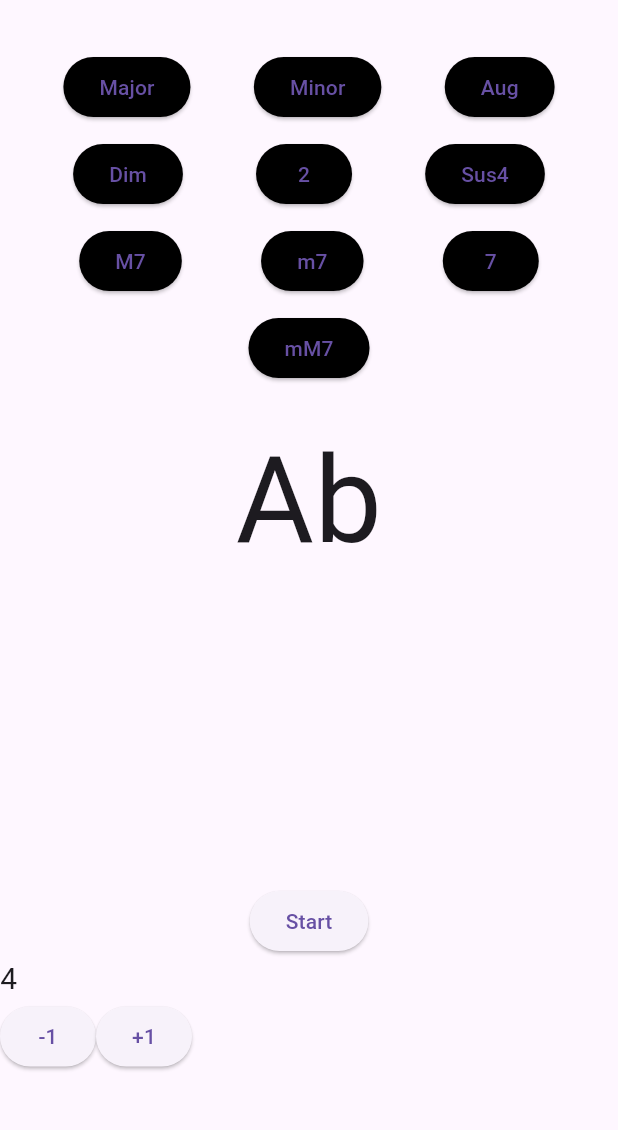
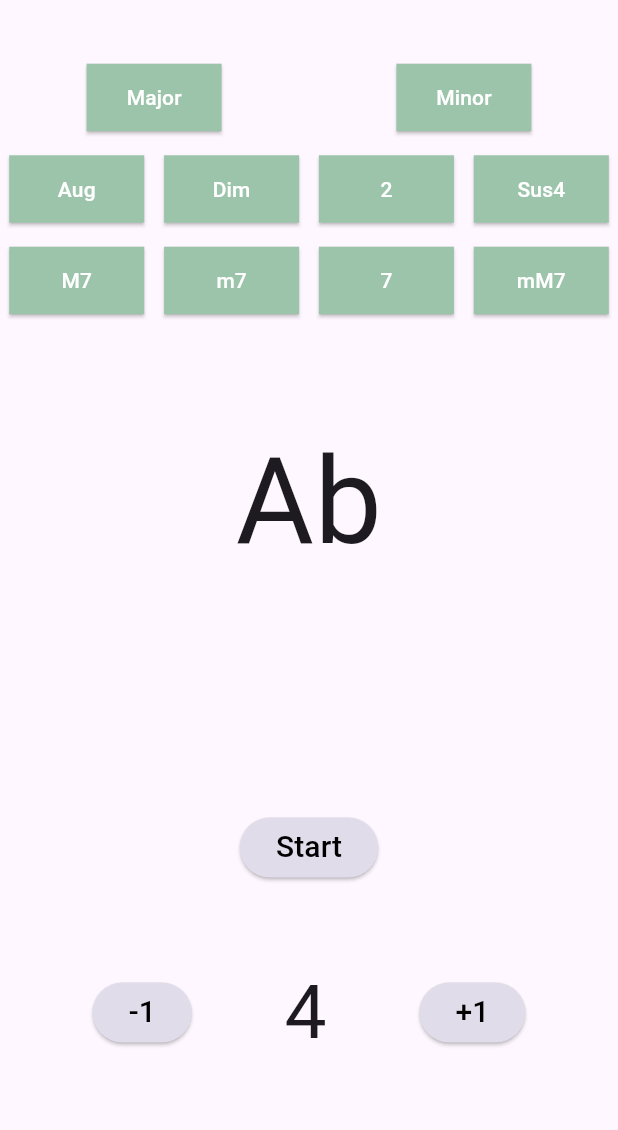
Before and after one commit to ChordPracticeApp/FE, a Flutter app: the screen it shows after launch, on a phone screen of 412 x 824 dp, the part 63-1193 px from its top. Run offline on Flutter 3.47's test engine with Material 3 defaults, Android fonts, the phone set to English and light mode, and no system bars.

Commit message:
1차 완성

```diff
--- a/lib/main.dart
+++ b/lib/main.dart
@@ -310,10 +310,10 @@ class _RandomChordScreenState extends State<RandomChordScreen> {
   void onPressedCallback() {
     setState(() {
       // 현재 버튼 텍스트 확인 후 변경
-      if (GbuttonText == 'Start') {
+      if (GbuttonText == 'Stop') {
+        GbuttonText = 'Start';
+      } else {
         GbuttonText = 'Stop';
-      } else {
-        GbuttonText = 'Start';
       }
     });
   }
@@ -327,146 +327,221 @@ class _RandomChordScreenState extends State<RandomChordScreen> {
       body: Column(
         children: [
           SizedBox(height: 20),
+          Container( height:1.0,
+            width:500.0,
+            color:Colors.transparent,),
           Row(
             mainAxisAlignment: MainAxisAlignment.spaceEvenly,
             children: [
               ElevatedButton(
                 onPressed: toggleMajorButton,
                 style: ElevatedButton.styleFrom(
-                  backgroundColor: majorButtonEnabled ? Colors.black : Colors
-                      .grey,
+                  shape: RoundedRectangleBorder(),
+                  minimumSize: Size(90, 45),
+                  maximumSize: Size(90, 45),
+                  backgroundColor: majorButtonEnabled ? Color(0xff9CC4AB) : Color(0xffCCE4C3),
                 ),
-                child: Text(majorButtonEnabled ? 'Major' : 'Major'),
+                child: Text(majorButtonEnabled ? 'Major' : 'Major', style: TextStyle(color: majorButtonEnabled ? Colors.white : Colors.white)),
               ),
+              Container( height:60.0,
+                width:1.0,
+                color:Colors.transparent,),
               ElevatedButton(
                 onPressed: toggleMinorButton,
                 style: ElevatedButton.styleFrom(
-                  backgroundColor: minorButtonEnabled ? Colors.black : Colors
-                      .grey,
+                  shape: RoundedRectangleBorder(),
+                  minimumSize: Size(90, 45),
+                  maximumSize: Size(90, 45),
+                  backgroundColor: minorButtonEnabled ? Color(0xff9CC4AB) : Color(0xffCCE4C3),
                 ),
-                child: Text(minorButtonEnabled ? 'Minor' : 'Minor'),
-              ),
-              ElevatedButton(
-                onPressed: toggleAugButton,
-                style: ElevatedButton.styleFrom(
-                  backgroundColor: augButtonEnabled ? Colors.black : Colors.grey,
-                ),
-                child: Text(augButtonEnabled ? 'Aug' : 'Aug'),
+                child: Text(minorButtonEnabled ? 'Minor' : 'Minor', style: TextStyle(color: majorButtonEnabled ? Colors.white : Colors.white)),
               ),
             ],
           ),
-          SizedBox(height: 10),
+          Container( height:1.0,
+            width:500.0,
+            color:Colors.transparent,),
           Row(
             mainAxisAlignment: MainAxisAlignment.spaceEvenly,
             children: [
               ElevatedButton(
+              onPressed: toggleAugButton,
+                style: ElevatedButton.styleFrom(
+                  shape: RoundedRectangleBorder(),
+                  minimumSize: Size(90, 45),
+                  maximumSize: Size(90, 45),
+                  backgroundColor: augButtonEnabled ? Color(0xff9CC4AB) : Color(0xffCCE4C3),
+                  //side:BorderSide(color: Colors.black),
+                ),
+              child: Text(augButtonEnabled ? 'Aug' : 'Aug', style: TextStyle(color: majorButtonEnabled ? Colors.white : Colors.white)),
+              ),
+              Container( height:60.0,
+                width:1.0,
+                color:Colors.transparent,),
+              ElevatedButton(
                 onPressed: toggleDimButton,
                 style: ElevatedButton.styleFrom(
-                  backgroundColor: dimButtonEnabled ? Colors.black : Colors.grey,
+                  shape: RoundedRectangleBorder(),
+                  minimumSize: Size(90, 45),
+                  maximumSize: Size(90, 45),
+                  backgroundColor: dimButtonEnabled ? Color(0xff9CC4AB) : Color(0xffCCE4C3),
+                  //side:BorderSide(color: Colors.black),
                 ),
-                child: Text(dimButtonEnabled ? 'Dim' : 'Dim'),
+                child: Text(dimButtonEnabled ? 'Dim' : 'Dim', style: TextStyle(color: majorButtonEnabled ? Colors.white : Colors.white)),
               ),
+              Container( height:60.0,
+                width:1.0,
+                color:Colors.transparent,),
               ElevatedButton(
                 onPressed: toggle2Button,
                 style: ElevatedButton.styleFrom(
-                  backgroundColor: twoButtonEnabled ? Colors.black : Colors.grey,
+                  shape: RoundedRectangleBorder(),
+                  minimumSize: Size(90, 45),
+                  maximumSize: Size(90, 45),
+                  backgroundColor: twoButtonEnabled ? Color(0xff9CC4AB) : Color(0xffCCE4C3),
+                  //side:BorderSide(color: Colors.black),
                 ),
-                child: Text(twoButtonEnabled ? '2' : '2'),
+                child: Text(twoButtonEnabled ? '2' : '2', style: TextStyle(color: majorButtonEnabled ? Colors.white : Colors.white)),
               ),
+              Container( height:60.0,
+                width:1.0,
+                color:Colors.transparent,),
               ElevatedButton(
                 onPressed: toggleSus4Button,
                 style: ElevatedButton.styleFrom(
-                  backgroundColor: sus4ButtonEnabled ? Colors.black : Colors
-                      .grey,
+                  shape: RoundedRectangleBorder(),
+                  minimumSize: Size(90, 45),
+                  maximumSize: Size(90, 45),
+                  backgroundColor: sus4ButtonEnabled ? Color(0xff9CC4AB) : Color(0xffCCE4C3),
+                  //side:BorderSide(color: Colors.black),
                 ),
-                child: Text(sus4ButtonEnabled ? 'Sus4' : 'Sus4'),
+                child: Text(sus4ButtonEnabled ? 'Sus4' : 'Sus4', style: TextStyle(color: majorButtonEnabled ? Colors.white : Colors.white)),
               ),
             ],
           ),
-          SizedBox(height: 10),
+          Container( height:1.0,
+            width:500.0,
+            color:Colors.transparent,),
           Row(
             mainAxisAlignment: MainAxisAlignment.spaceEvenly,
             children: [
               ElevatedButton(
                 onPressed: toggleM7Button,
                 style: ElevatedButton.styleFrom(
-                  backgroundColor: M7ButtonEnabled ? Colors.black : Colors.grey,
+                  shape: RoundedRectangleBorder(),
+                  minimumSize: Size(90, 45),
+                  maximumSize: Size(90, 45),
+                  backgroundColor: M7ButtonEnabled ? Color(0xff9CC4AB) : Color(0xffCCE4C3),
+                  //side:BorderSide(color: Colors.black),
                 ),
-                child: Text(M7ButtonEnabled ? 'M7' : 'M7'),
+                child: Text(M7ButtonEnabled ? 'M7' : 'M7', style: TextStyle(color: majorButtonEnabled ? Colors.white : Colors.white)),
               ),
+              Container( height:60.0,
+                width:1.0,
+                color:Colors.transparent,),
               ElevatedButton(
                 onPressed: togglem7Button,
                 style: ElevatedButton.styleFrom(
-                  backgroundColor: m7ButtonEnabled ? Colors.black : Colors.grey,
+                  shape: RoundedRectangleBorder(),
+                  minimumSize: Size(90, 45),
+                  maximumSize: Size(90, 45),
+                  backgroundColor: m7ButtonEnabled ? Color(0xff9CC4AB) : Color(0xffCCE4C3),
+                  //side:BorderSide(color: Colors.black),
                 ),
-                child: Text(m7ButtonEnabled ? 'm7' : 'm7'),
+                child: Text(m7ButtonEnabled ? 'm7' : 'm7', style: TextStyle(color: majorButtonEnabled ? Colors.white : Colors.white)),
               ),
+              Container( height:60.0,
+                width:1.0,
+                color:Colors.transparent,),
               ElevatedButton(
                 onPressed: toggle7Button,
                 style: ElevatedButton.styleFrom(
-                  backgroundColor: sevenButtonEnabled ? Colors.black : Colors
-                      .grey,
+                  shape: RoundedRectangleBorder(),
+                  minimumSize: Size(90, 45),
+                  maximumSize: Size(90, 45),
+                  backgroundColor: sevenButtonEnabled ? Color(0xff9CC4AB) : Color(0xffCCE4C3),
+                  //side:BorderSide(color: Colors.black),
                 ),
-                child: Text(sevenButtonEnabled ? '7' : '7'),
+                child: Text(sevenButtonEnabled ? '7' : '7', style: TextStyle(color: majorButtonEnabled ? Colors.white : Colors.white)),
+              ),
+              Container( height:60.0,
+                width:1.0,
+                color:Colors.transparent,),
+              ElevatedButton(
+              onPressed: togglemM7Button,
+                  style: ElevatedButton.styleFrom(
+                    shape: RoundedRectangleBorder(),
+                    minimumSize: Size(90, 45),
+                    maximumSize: Size(90, 45),
+                    backgroundColor: mM7ButtonEnabled ? Color(0xff9CC4AB) : Color(0xffCCE4C3),
+                    //side:BorderSide(color: Colors.black),
+                  ),
+              child: Text(mM7ButtonEnabled ? 'mM7' : 'mM7', style: TextStyle(color: majorButtonEnabled ? Colors.white : Colors.white)),
               ),
             ],
           ),
-          SizedBox(height: 10),
-          Row(
-            mainAxisAlignment: MainAxisAlignment.spaceEvenly,
-            children: [
-              ElevatedButton(
-                onPressed: togglemM7Button,
-                style: ElevatedButton.styleFrom(
-                  backgroundColor: mM7ButtonEnabled ? Colors.black : Colors.grey,
-                ),
-                child: Text(mM7ButtonEnabled ? 'mM7' : 'mM7'),
-              ),
-            ],
-          ),
-          SizedBox(height: 20),
+          SizedBox(height: 60),
           Text(
             currentChord,
             style: TextStyle(fontSize: 80),
             textAlign: TextAlign.center,
           ),
-          SizedBox(height: 200),
+          SizedBox(height: 150),
           ElevatedButton(
             onPressed : (){toggleRandomChordGenerator(); onPressedCallback();},
-            child: Text(GbuttonText),
+            child: Text(
+                GbuttonText,
+                style: TextStyle(fontSize: 20, color: Colors.black),
+            ),
+            style: ElevatedButton.styleFrom(backgroundColor: (GbuttonText == 'Stop') ? Color(0xff9BB8D5) : Color(0xffE1DCEA)),
           ),
+          SizedBox(height: 50),
           Row(
-            children: [
-              Text(
-                gTime.toString(),
-                style: TextStyle(fontSize: 20),
-              ),
-              SizedBox(width: 100),
-            ]
-          ),
-          Row(
+            mainAxisAlignment: MainAxisAlignment.spaceEvenly,
             children: [
               ElevatedButton(
                 onPressed: () {
                   if(gTime>=2){
                     setState(() {
-                      toggleRandomChordGenerator();
-                      onPressedCallback();
+                      if (_timer != null) {
+                        _timer!.cancel(); // 타이머가 이미 실행 중인 경우 중지합니다.
+                        _timer = null;
+                      }
+                      GbuttonText = 'Start';
                       gTime--;
                     });
                   }
                   },
-              child: Text('-1'),
+                style: ElevatedButton.styleFrom(
+                  backgroundColor: Color(0xffE1DCEA),
+                ),
+                child: Text(
+                    '-1',
+                    style: TextStyle(fontSize: 20, color: Colors.black)
+                ),
             ),
+              Text(
+                gTime.toString(),
+                style: TextStyle(fontSize: 50),
+              ),
               ElevatedButton(
                 onPressed: () {
                   setState(() {
-                    toggleRandomChordGenerator();
-                    onPressedCallback();
+                    if (_timer != null) {
+                      _timer!.cancel(); // 타이머가 이미 실행 중인 경우 중지합니다.
+                      _timer = null;
+                    }
+                    GbuttonText = 'Start';
                     gTime++;
                   });
                 },
-                child: Text('+1'),
+                style: ElevatedButton.styleFrom(
+                  backgroundColor: Color(0xffE1DCEA),
+                ),
+                child: Text(
+                    '+1',
+                    style: TextStyle(fontSize: 20, color: Colors.black)
+                ),
               ),
             ]
           )
```
